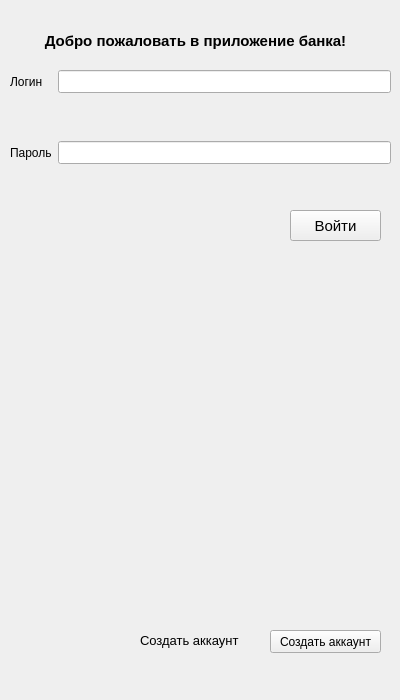
Before: the Qt Designer form ui/authorize.ui in koluiree/Bank_System, drawn with Qt 5.
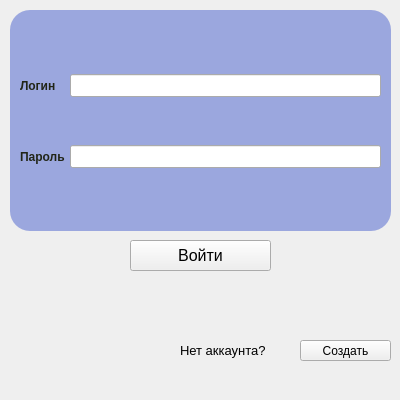
After: the same form once the commit is applied. Icons and pictures are not drawn.

```diff
--- a/ui/authorize.ui
+++ b/ui/authorize.ui
@@ -7,7 +7,7 @@
     <x>0</x>
     <y>0</y>
     <width>400</width>
-    <height>700</height>
+    <height>400</height>
    </rect>
   </property>
   <property name="sizePolicy">
@@ -19,13 +19,13 @@
   <property name="minimumSize">
    <size>
     <width>400</width>
-    <height>700</height>
+    <height>400</height>
    </size>
   </property>
   <property name="maximumSize">
    <size>
-    <width>600</width>
-    <height>700</height>
+    <width>400</width>
+    <height>400</height>
    </size>
   </property>
   <property name="windowTitle">
@@ -42,91 +42,77 @@
    <enum>QTabWidget::Rounded</enum>
   </property>
   <widget class="QWidget" name="centralwidget">
-   <widget class="QLabel" name="welcome_label">
-    <property name="geometry">
-     <rect>
-      <x>0</x>
-      <y>0</y>
-      <width>391</width>
-      <height>81</height>
-     </rect>
-    </property>
-    <property name="font">
-     <font>
-      <family>Arial</family>
-      <pointsize>11</pointsize>
-      <weight>75</weight>
-      <bold>true</bold>
-     </font>
-    </property>
-    <property name="text">
-     <string>Добро пожаловать в приложение банка!</string>
-    </property>
-    <property name="alignment">
-     <set>Qt::AlignCenter</set>
-    </property>
-   </widget>
    <widget class="QLabel" name="create_account_label">
     <property name="geometry">
      <rect>
-      <x>140</x>
-      <y>630</y>
-      <width>131</width>
-      <height>21</height>
-     </rect>
-    </property>
-    <property name="font">
-     <font>
-      <family>Arial</family>
-      <pointsize>10</pointsize>
-     </font>
-    </property>
-    <property name="text">
-     <string>Создать аккаунт</string>
-    </property>
-   </widget>
-   <widget class="QPushButton" name="registration_button">
-    <property name="geometry">
-     <rect>
-      <x>270</x>
-      <y>630</y>
+      <x>180</x>
+      <y>340</y>
       <width>111</width>
-      <height>23</height>
+      <height>21</height>
      </rect>
     </property>
     <property name="font">
      <font>
       <family>Arial</family>
+      <pointsize>10</pointsize>
      </font>
     </property>
     <property name="text">
-     <string>Создать аккаунт</string>
+     <string>Нет аккаунта?</string>
     </property>
    </widget>
-   <widget class="QPushButton" name="authorize_button">
+   <widget class="QPushButton" name="registration_button">
     <property name="geometry">
      <rect>
-      <x>290</x>
-      <y>210</y>
+      <x>300</x>
+      <y>340</y>
       <width>91</width>
+      <height>21</height>
+     </rect>
+    </property>
+    <property name="font">
+     <font>
+      <family>Arial</family>
+      <pointsize>9</pointsize>
+     </font>
+    </property>
+    <property name="text">
+     <string>Создать</string>
+    </property>
+   </widget>
+   <widget class="QPushButton" name="authorize_button">
+    <property name="geometry">
+     <rect>
+      <x>130</x>
+      <y>240</y>
+      <width>141</width>
       <height>31</height>
      </rect>
     </property>
     <property name="font">
      <font>
       <family>Arial</family>
-      <pointsize>11</pointsize>
+      <pointsize>12</pointsize>
      </font>
     </property>
+    <property name="styleSheet">
+     <string notr="true"/>
+    </property>
     <property name="text">
      <string>Войти</string>
     </property>
+    <property name="default">
+     <bool>false</bool>
+    </property>
+    <property name="flat">
+     <bool>false</bool>
+    </property>
    </widget>
    <widget class="QLabel" name="error_label">
     <property name="geometry">
      <rect>
-      <x>10</x>
-      <y>250</y>
+      <x>20</x>
+      <y>280</y>
       <width>371</width>
       <height>31</height>
      </rect>
@@ -138,56 +124,101 @@
      <string/>
     </property>
     <property name="alignment">
-     <set>Qt::AlignRight|Qt::AlignTrailing|Qt::AlignVCenter</set>
+     <set>Qt::AlignCenter</set>
     </property>
    </widget>
-   <widget class="QWidget" name="formLayoutWidget">
+   <widget class="QFrame" name="frame">
     <property name="geometry">
      <rect>
       <x>10</x>
-      <y>70</y>
+      <y>10</y>
       <width>381</width>
-      <height>131</height>
+      <height>221</height>
+     </rect>
+    </property>
+    <property name="styleSheet">
+     <string notr="true">QFrame {background-color: #9ba7de;
+border-radius: 20px;}</string>
+    </property>
+    <property name="frameShape">
+     <enum>QFrame::StyledPanel</enum>
+    </property>
+    <property name="frameShadow">
+     <enum>QFrame::Raised</enum>
+    </property>
+    <widget class="QWidget" name="formLayoutWidget">
+     <property name="geometry">
+      <rect>
+       <x>10</x>
+       <y>0</y>
+       <width>361</width>
+       <height>221</height>
      </rect>
     </property>
     <layout class="QFormLayout" name="authorize_layout">
+      <property name="rowWrapPolicy">
+       <enum>QFormLayout::DontWrapRows</enum>
+      </property>
+      <property name="labelAlignment">
+       <set>Qt::AlignLeading|Qt::AlignLeft|Qt::AlignVCenter</set>
+      </property>
+      <property name="formAlignment">
+       <set>Qt::AlignCenter</set>
+      </property>
+      <property name="horizontalSpacing">
+       <number>5</number>
+      </property>
      <property name="verticalSpacing">
       <number>48</number>
      </property>
+      <property name="bottomMargin">
+       <number>0</number>
+      </property>
+      <item row="1" column="1">
+       <widget class="QLineEdit" name="password_edit">
+        <property name="font">
+         <font>
+          <family>Arial</family>
+          <pointsize>10</pointsize>
+         </font>
+        </property>
+        <property name="text">
+         <string/>
+        </property>
+       </widget>
+      </item>
      <item row="1" column="0">
       <widget class="QLabel" name="password_label">
        <property name="font">
         <font>
          <family>Arial</family>
          <pointsize>9</pointsize>
-        </font>
-       </property>
+          <weight>75</weight>
+          <bold>true</bold>
+         </font>
+        </property>
+        <property name="styleSheet">
+         <string notr="true">QLabel {color: #212517}</string>
+        </property>
        <property name="text">
         <string>Пароль</string>
        </property>
       </widget>
      </item>
-     <item row="1" column="1">
-      <widget class="QLineEdit" name="password_edit">
-       <property name="font">
-        <font>
-         <family>Arial</family>
-         <pointsize>10</pointsize>
-        </font>
-       </property>
-       <property name="text">
-        <string/>
-       </property>
-      </widget>
-     </item>
      <item row="0" column="0">
       <widget class="QLabel" name="login_label">
        <property name="font">
         <font>
          <family>Arial</family>
          <pointsize>9</pointsize>
-        </font>
-       </property>
+          <weight>75</weight>
+          <bold>true</bold>
+          <kerning>true</kerning>
+         </font>
+        </property>
+        <property name="styleSheet">
+         <string notr="true">QLabel {color: #212517}</string>
+        </property>
        <property name="text">
         <string>Логин</string>
        </property>
@@ -207,6 +238,7 @@
       </widget>
      </item>
     </layout>
+    </widget>
    </widget>
   </widget>
   <widget class="QMenuBar" name="menubar">
```
Lines whose indentation alone changed are shown as unchanged.
